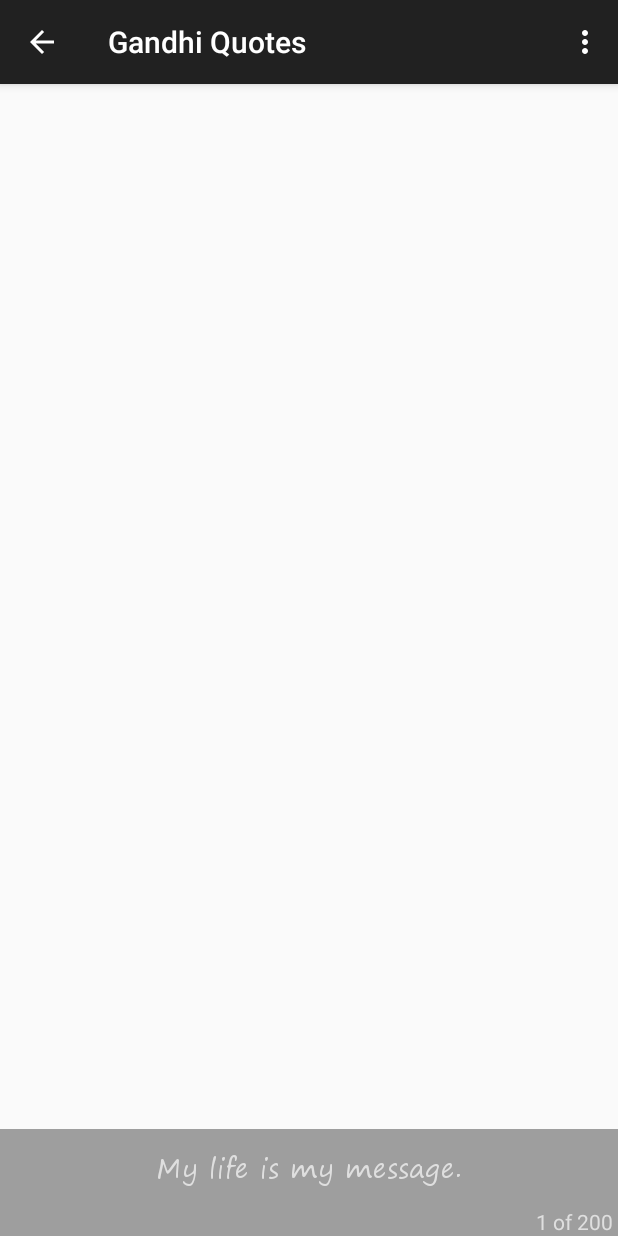
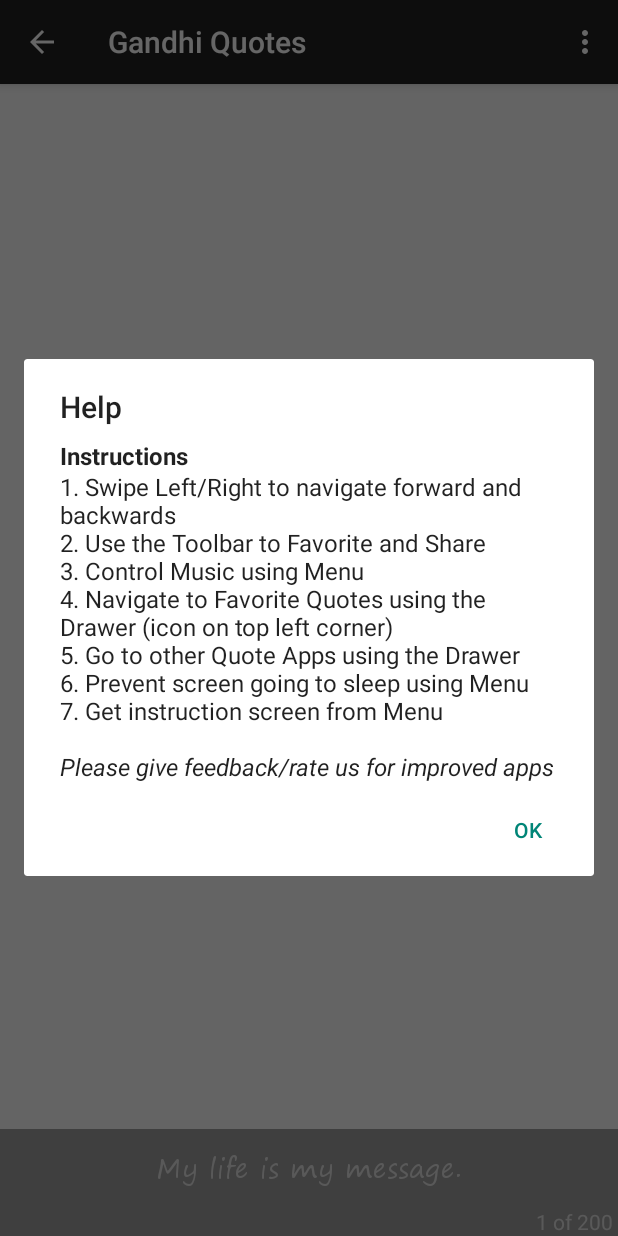
Before and after one commit to creativev/gandhi-quotes, an Android app: the screen it shows after launch (MainActivity), in the options menu, after a tap on "Help", on a phone screen of 412 x 824 dp. Run offline under Robolectric (Android 15) with nearby library versions, the phone set to English and light mode, and no system bars; our stand-ins replace AdMob; 6 statements that could not run were skipped.

Commit message:
help screen

```diff
--- a/app/src/main/java/me/creativei/gandhi/MainActivity.java
+++ b/app/src/main/java/me/creativei/gandhi/MainActivity.java
@@ -155,7 +155,7 @@ public class MainActivity extends ActionBarActivity
                 utils.aboutDialog();
                 return true;
             case R.id.menu_help:
-                utils.showHelpOverlay();
+                utils.showHelpDialog();
                 return true;
         }
         return super.onOptionsItemSelected(item);
--- a/app/src/main/java/me/creativei/gandhi/Utils.java
+++ b/app/src/main/java/me/creativei/gandhi/Utils.java
@@ -5,7 +5,6 @@ import android.app.AlertDialog;
 import android.content.SharedPreferences;
 import android.graphics.Typeface;
 import android.text.Html;
-import android.view.Menu;
 import android.view.MenuItem;
 import android.view.WindowManager;
 
@@ -86,18 +85,10 @@ public class Utils {
 
     }
 
-    public void showHelpOverlay() {
-//        final View pager = activity.findViewById(R.id.pager);
-//        pager.setVisibility(View.INVISIBLE);
-//        final View instructionsContainer = activity.findViewById(R.id.container_help);
-//        instructionsContainer.setVisibility(View.VISIBLE);
-//        instructionsContainer.setOnClickListener(new View.OnClickListener() {
-//            @Override
-//            public void onClick(View v) {
-//                instructionsContainer.setVisibility(View.INVISIBLE);
-//                pager.setVisibility(View.VISIBLE);
-//            }
-//        });
+    public void showHelpDialog() {
+        new AlertDialog.Builder(activity).setTitle("Help")
+                .setMessage(Html.fromHtml(activity.getResources().getString(R.string.instructions)))
+                .setCancelable(true).setPositiveButton(R.string.ok, null).create().show();
     }
 
     public void screenWakeMenuClicked(MenuItem item) {
--- a/app/src/main/res/values/strings.xml
+++ b/app/src/main/res/values/strings.xml
@@ -27,4 +27,14 @@
     <string name="quote_favorited">Quote added to favorites</string>
     <string name="quote_unfavorited">Quote removed from favorites</string>
     <string name="no_quote">No Quotes to Display. Select other theme from drawer to view quotes.</string>
+    <string name="instructions"><![CDATA[<b>Instructions</b><br/>
+    1. Swipe Left/Right to navigate forward and backwards<br/>
+    2. Use the Toolbar to Favorite and Share<br/>
+    3. Control Music using Menu<br/>
+    4. Navigate to Favorite Quotes using the Drawer (icon on top left corner)<br/>
+    5. Go to other Quote Apps using the Drawer<br/>
+    6. Prevent screen going to sleep using Menu<br/>
+    7. Get instruction screen from Menu<br/><br/>
+    <i>Please give feedback/rate us for improved apps</i>
+        ]]></string>
 </resources>
```
